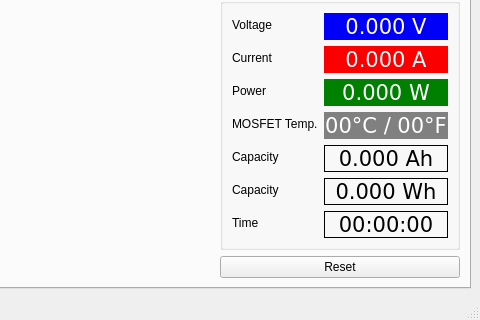
Before: the Qt Designer form gui/main.ui in nikolai2111/Electronic_load_DL24, drawn with Qt 5; both pictures show x 505 to 985 and y 380 to 700 of the 985 by 700 pixel window.
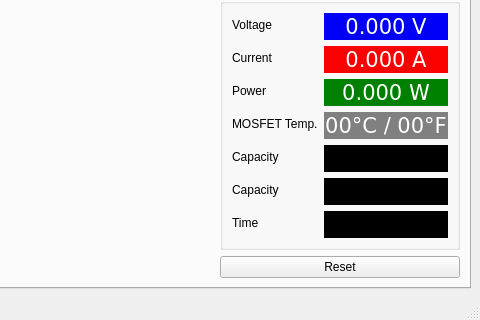
After: the same form once the commit is applied.

Commit message: black background for capacity&time readings

What changed in the file:
```diff
--- a/gui/main.ui
+++ b/gui/main.ui
@@ -544,7 +544,7 @@
                 </font>
                </property>
                <property name="styleSheet">
-                <string notr="true">border-radius:0.4em;border:1px solid;</string>
+                <string notr="true">border-radius:0.4em;border:1px solid; background:#000;</string>
                </property>
                <property name="text">
                 <string>&lt;pre&gt;0.000 Ah&lt;/pre&gt;</string>
@@ -577,7 +577,7 @@
                 </font>
                </property>
                <property name="styleSheet">
-                <string notr="true">border-radius:0.4em;border:1px solid;</string>
+                <string notr="true">border-radius:0.4em;border:1px solid; background:#000;</string>
                </property>
                <property name="text">
                 <string>&lt;pre&gt;0.000 Wh&lt;/pre&gt;</string>
@@ -596,7 +596,7 @@
                 </font>
                </property>
                <property name="styleSheet">
-                <string notr="true">border-radius:0.4em;border:1px solid;</string>
+                <string notr="true">border-radius:0.4em;border:1px solid; background:#000;</string>
                </property>
                <property name="text">
                 <string>&lt;pre&gt;00:00:00&lt;/pre&gt;</string>
```
